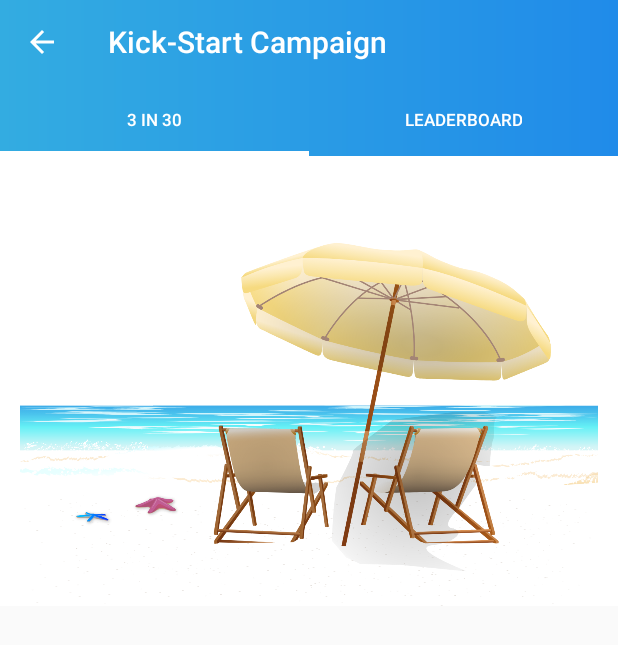
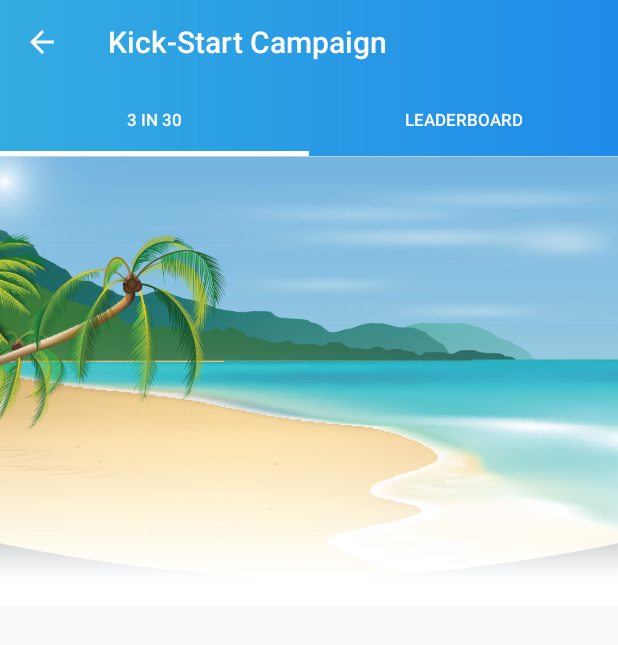
Before and after one commit to FatinRazak/FEETS, an Android app: the Campaign3in30 screen opened directly, with no data from a screen before it, on a phone screen of 412 x 824 dp. Shown: the top 645 px of the screen. Run offline under Robolectric (Android 15) with nearby library versions, the phone set to English and light mode, and no system bars; our stand-ins replace CircleImageView.

Commit message:
working on 3in30 tab

```diff
--- a/app/build.gradle
+++ b/app/build.gradle
@@ -22,7 +22,7 @@
     implementation fileTree(dir: 'libs', include: ['*.jar'])
     implementation 'com.android.support:appcompat-v7:27.1.1'
     implementation 'com.android.support:design:27.1.1'
-    implementation 'com.android.support.constraint:constraint-layout:1.1.2'
+    implementation 'com.android.support.constraint:constraint-layout:1.1.3'
     implementation 'com.android.support:support-vector-drawable:27.1.1'
     implementation 'com.github.ittianyu:BottomNavigationViewEx:1.2.4'
     implementation 'com.android.support:cardview-v7:27.1.1'
--- a/app/src/main/res/layout/fragment_3in30.xml
+++ b/app/src/main/res/layout/fragment_3in30.xml
@@ -1,30 +1,37 @@
 <?xml version="1.0" encoding="utf-8"?>
-<FrameLayout xmlns:android="http://schemas.android.com/apk/res/android"
+<RelativeLayout xmlns:android="http://schemas.android.com/apk/res/android"
     xmlns:tools="http://schemas.android.com/tools"
     android:layout_width="match_parent"
     android:layout_height="match_parent">
 
-    <!-- TODO: Update blank fragment layout -->
-    <TextView
-        android:layout_width="match_parent"
-        android:layout_height="match_parent"
-        android:textSize="20dp"
-        android:textAlignment="center"
-        android:text="@string/hello_3in30" />
+    <View
+        android:id="@+id/tabsShadow"
+        style="@style/shadowBottom"/>
 
-    <TextView
-        android:layout_width="match_parent"
-        android:layout_height="wrap_content"
-        android:layout_below="@id/beachImage"
-        android:background="@drawable/shadow"/>
+    <!--<TextView-->
+        <!--android:layout_width="match_parent"-->
+        <!--android:layout_height="match_parent"-->
+        <!--android:textSize="20dp"-->
+        <!--android:textAlignment="center"-->
+        <!--android:text="@string/hello_3in30" />-->
 
-    <ImageView
-        android:id="@+id/beachImage"
-        android:layout_width="match_parent"
+    <!--<ImageView-->
+        <!--android:id="@+id/beachImage"-->
+        <!--android:layout_width="match_parent"-->
+        <!--android:layout_height="300dp"-->
+        <!--android:background="@color/white"-->
+        <!--android:src="@drawable/beach_chairs"/>-->
+
+    <GridLayout
+        android:layout_width="wrap_content"
         android:layout_height="300dp"
-        android:background="@color/white"
-        android:src="@drawable/beach_chairs"/>
+        android:rowCount="6"
+        android:columnCount="1"
+        android:background="@drawable/beach_seaside">
 
 
 
-</FrameLayout>
+    </GridLayout>
+
+
+</RelativeLayout>
```
Also changed, not shown: app/src/main/res/layout/fragment_3in30_leaderboard.xml (+0 -12 lines), app/src/main/res/drawable/beach_seaside.png (added).
